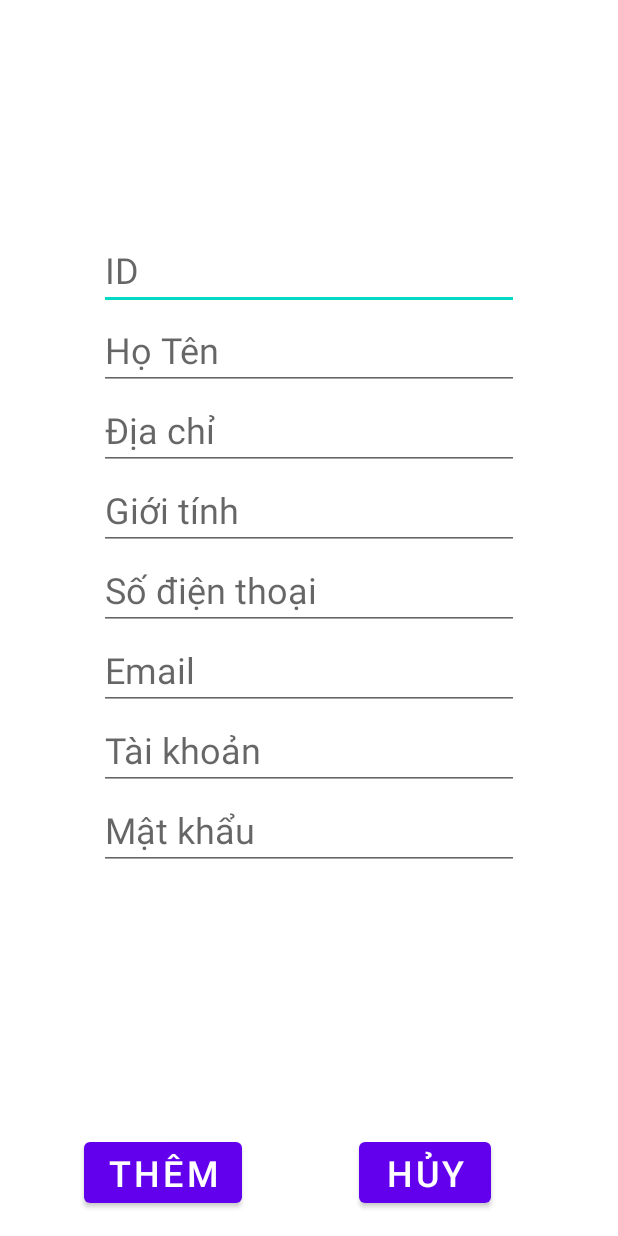
After one commit to thanhan671/ePos, an Android app: the layout activity_add_acount_staff.xml on its own in the app's theme, with its tools: preview values and no code run, on a phone screen of 412 x 824 dp. The commit adds this screen. Run offline under Robolectric (Android 15) with nearby library versions, the phone set to English and light mode, and no system bars.

Commit message:
Quản trị tài khoản 29/11.

```diff
--- a/app/src/main/java/com/thanhan/epos/Admin_MainActivity.java
+++ b/app/src/main/java/com/thanhan/epos/Admin_MainActivity.java
@@ -27,7 +27,7 @@ public class Admin_MainActivity extends AppCompatActivity {
         btnAC.setOnClickListener(new View.OnClickListener() {
             @Override
             public void onClick(View view) {
-                Intent intent = new Intent(Admin_MainActivity.this,AdminAC.class);
+                Intent intent = new Intent(Admin_MainActivity.this, StaffAcountActivity.class);
                 startActivity(intent);
             }
         });
--- /dev/null
+++ b/app/src/main/res/layout/activity_add_acount_staff.xml
@@ -0,0 +1,122 @@
+<?xml version="1.0" encoding="utf-8"?>
+<androidx.constraintlayout.widget.ConstraintLayout xmlns:android="http://schemas.android.com/apk/res/android"
+    xmlns:app="http://schemas.android.com/apk/res-auto"
+    xmlns:tools="http://schemas.android.com/tools"
+    android:layout_width="match_parent"
+    android:layout_height="match_parent"
+    tools:context=".AddAcountStaffActivity">
+
+    <Button
+        android:id="@+id/btn_addAcc_cancel"
+        android:layout_width="wrap_content"
+        android:layout_height="wrap_content"
+        android:layout_marginStart="78dp"
+        android:layout_marginEnd="86dp"
+        android:layout_marginBottom="16dp"
+        android:text="HỦY"
+        android:textSize="24sp"
+        app:layout_constraintBottom_toBottomOf="parent"
+        app:layout_constraintEnd_toEndOf="parent"
+        app:layout_constraintHorizontal_bias="0.0"
+        app:layout_constraintStart_toEndOf="@+id/btn_addAcc_add" />
+
+    <Button
+        android:id="@+id/btn_addAcc_add"
+        android:layout_width="wrap_content"
+        android:layout_height="wrap_content"
+        android:layout_marginStart="56dp"
+        android:layout_marginBottom="16dp"
+        android:text="Thêm"
+        android:textSize="24sp"
+        app:layout_constraintBottom_toBottomOf="parent"
+        app:layout_constraintStart_toStartOf="parent" />
+
+    <ScrollView
+        android:id="@+id/scrollView_addAcc"
+        android:layout_width="280dp"
+        android:layout_height="518dp"
+        app:layout_constraintBottom_toBottomOf="parent"
+        app:layout_constraintEnd_toEndOf="parent"
+        app:layout_constraintStart_toStartOf="parent"
+        app:layout_constraintTop_toTopOf="parent">
+
+        <LinearLayout
+            android:layout_width="match_parent"
+            android:layout_height="wrap_content"
+            android:orientation="vertical">
+
+            <EditText
+                android:id="@+id/et_addAcc_id"
+                android:layout_width="match_parent"
+                android:layout_height="wrap_content"
+                android:ems="10"
+                android:hint="ID"
+                android:inputType="textPersonName"
+                android:textSize="24sp" />
+
+            <EditText
+                android:id="@+id/et_addAcc_name"
+                android:layout_width="match_parent"
+                android:layout_height="wrap_content"
+                android:ems="10"
+                android:hint="Họ Tên"
+                android:inputType="textPersonName"
+                android:textSize="24sp" />
+
+            <EditText
+                android:id="@+id/et_addAcc_adress"
+                android:layout_width="match_parent"
+                android:layout_height="wrap_content"
+                android:ems="10"
+                android:hint="Địa chỉ"
+                android:inputType="textPersonName"
+                android:textSize="24sp" />
+
+            <EditText
+                android:id="@+id/et_addAcc_gender"
+                android:layout_width="match_parent"
+                android:layout_height="wrap_content"
+                android:ems="10"
+                android:hint="Giới tính"
+                android:inputType="textPersonName"
+                android:textSize="24sp" />
+
+            <EditText
+                android:id="@+id/et_addAcc_mobile"
+                android:layout_width="match_parent"
+                android:layout_height="wrap_content"
+                android:ems="10"
+                android:hint="Số điện thoại"
+                android:inputType="phone"
+                android:textSize="24sp" />
+
+            <EditText
+                android:id="@+id/et_addAcc_email"
+                android:layout_width="match_parent"
+                android:layout_height="wrap_content"
+                android:ems="10"
+                android:hint="Email"
+                android:inputType="textWebEmailAddress"
+                android:textSize="24sp" />
+
+            <EditText
+                android:id="@+id/et_addAcc_username"
+                android:layout_width="match_parent"
+                android:layout_height="wrap_content"
+                android:ems="10"
+                android:hint="Tài khoản"
+                android:inputType="textPersonName"
+                android:textSize="24sp" />
+
+            <EditText
+                android:id="@+id/et_addAcc_password"
+                android:layout_width="match_parent"
+                android:layout_height="wrap_content"
+                android:ems="10"
+                android:hint="Mật khẩu"
+                android:inputType="textPersonName"
+                android:textSize="24sp" />
+        </LinearLayout>
+    </ScrollView>
+
+</androidx.constraintlayout.widget.ConstraintLayout>
```
Also changed, not shown: app/src/main/AndroidManifest.xml (+9 -8 lines), app/src/main/java/com/thanhan/epos/AddAcountStaffActivity.java (renamed from app/src/main/java/com/thanhan/epos/add_admin_ac.java, +21 -22 lines), app/src/main/java/com/thanhan/epos/EditStaffAcountActivity.java (added, +135 -0 lines), app/src/main/java/com/thanhan/epos/StaffAcountActivity.java (renamed from app/src/main/java/com/thanhan/epos/AdminAC.java, +25 -22 lines), app/src/main/res/layout/activity_edit_staff_acount.xml (renamed from app/src/main/res/layout/activity_add_admin.xml, +50 -38 lines), app/src/main/res/layout/activity_staff_acount.xml (renamed from app/src/main/res/layout/activity_admin.xml, +5 -4 lines).
